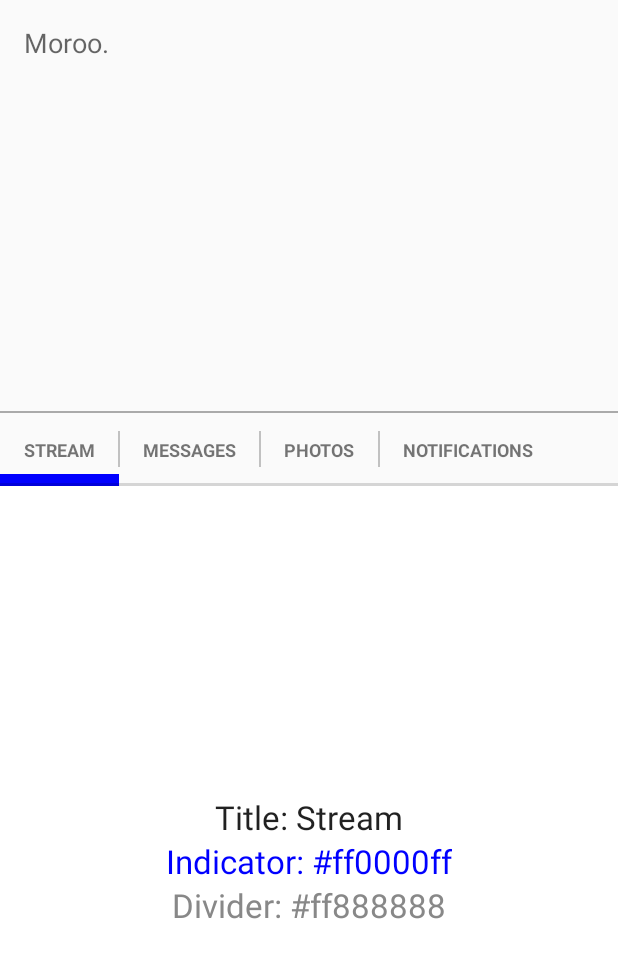
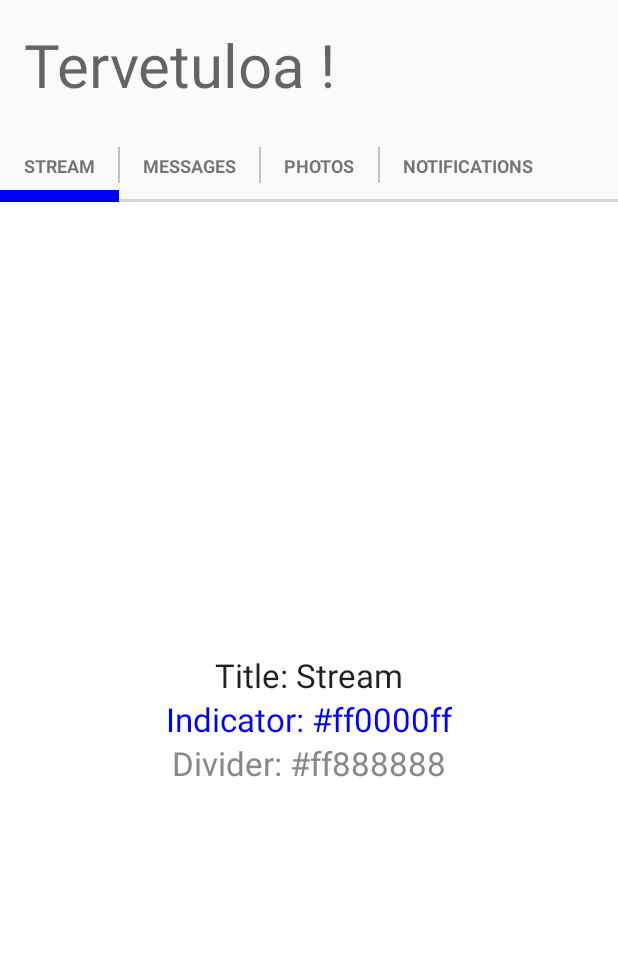
Before and after one commit to MattiLiikala/LippuVaraaja, an Android app: the screen it shows after launch (AsiakasActivity), after a tap on "KIRJAUDU", on a phone screen of 412 x 824 dp. Shown: the top 958 px of the screen. Run offline under Robolectric (Android 15) with nearby library versions, the phone set to English and light mode, and no system bars.

Commit message:
asiakasruudun nimikentta

```diff
--- a/app/src/main/java/com/example/matti/lippuvaraaja/AsiakasActivity.java
+++ b/app/src/main/java/com/example/matti/lippuvaraaja/AsiakasActivity.java
@@ -16,14 +16,15 @@ public class AsiakasActivity extends FragmentActivity {
     protected void onCreate(Bundle savedInstanceState) {
         super.onCreate(savedInstanceState);
         Intent intent = getIntent();
+        setContentView(R.layout.activity_asiakas);
+        String message = intent.getStringExtra(MainActivity.EXTRA_MESSAGE);
+        TextView textView = (TextView)findViewById(R.id.nimikentta);
+        textView.setTextSize(40);
+        textView.setText("Tervetuloa "+ message+"!");
 
-        String message = intent.getStringExtra(MainActivity.EXTRA_MESSAGE);
-        TextView textView = new TextView(this);
-        textView.setTextSize(40);
-        textView.setText(message);
-        setContentView(textView);
 
-        setContentView(R.layout.activity_asiakas);
+
+
 
         if (savedInstanceState==null) {
             FragmentTransaction transaction = getSupportFragmentManager().beginTransaction();
--- a/app/src/main/res/layout/activity_asiakas.xml
+++ b/app/src/main/res/layout/activity_asiakas.xml
@@ -5,27 +5,22 @@
     android:layout_height="match_parent"
     android:id="@+id/sample_main_layout">
 
-    <ViewAnimator
-        android:id="@+id/sample_output"
-        android:layout_width="match_parent"
-        android:layout_height="0px"
-        android:layout_weight="1">
 
-        <ScrollView
-            style="@style/Widget.SampleMessageTile"
-            android:layout_width="match_parent"
-            android:layout_height="match_parent">
+
+
 
     <TextView
         style="@style/Widget.SampleMessage"
+        android:id="@+id/nimikentta"
         android:layout_width="match_parent"
         android:layout_height="wrap_content"
         android:paddingLeft="@dimen/horizontal_page_margin"
         android:paddingRight="@dimen/horizontal_page_margin"
         android:paddingTop="@dimen/vertical_page_margin"
         android:paddingBottom="@dimen/vertical_page_margin"
-                android:text="@string/intro_message" />
-        </ScrollView>
+        android:text=""
+        />
+
 <!--
         <fragment
             android:name="com.example.android.common.logger.LogFragment"
@@ -34,13 +29,13 @@
             android:layout_height="match_parent" />
             -->
 
-    </ViewAnimator>
 
+<!--
     <View
         android:layout_width="match_parent"
         android:layout_height="1dp"
         android:background="@android:color/darker_gray" />
-
+-->
     <FrameLayout
         android:id="@+id/sample_content_fragment"
         android:layout_weight="2"
```
Lines whose indentation alone changed are shown as unchanged.
